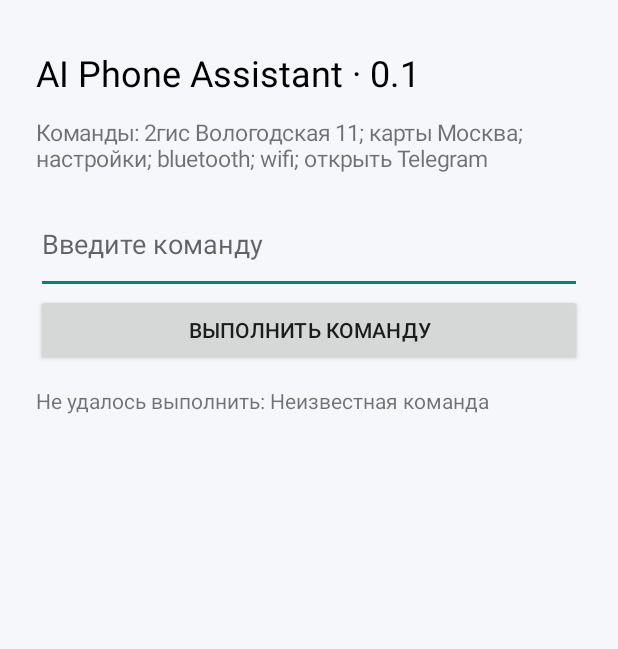
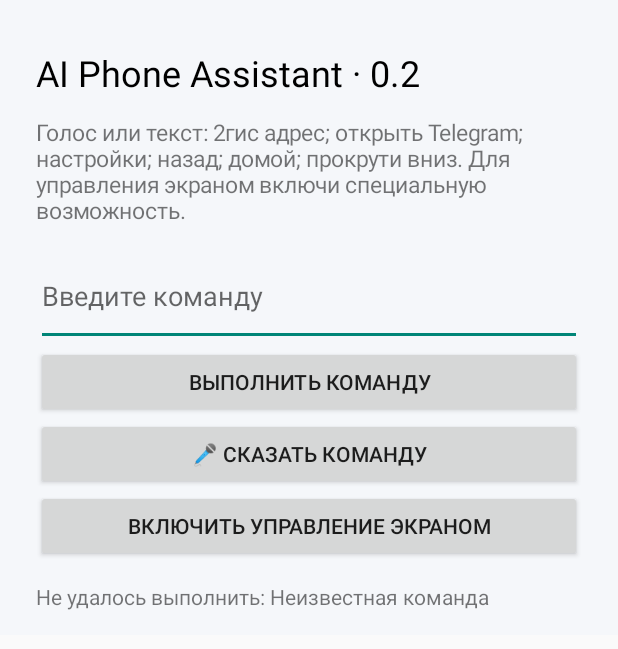
Before and after one commit to futsss47-oss/Android, an Android app: the screen it shows after launch (MainActivity), after a tap on "ВЫПОЛНИТЬ КОМАНДУ", on a phone screen of 412 x 824 dp. Shown: the top 649 px of the screen. Run offline under Robolectric (Android 15) with nearby library versions, the phone set to English and light mode, and no system bars; 1 statement that could not run was skipped.

Commit message:
Add voice input and opt-in accessibility controls

```diff
--- a/ai-phone-assistant/app/src/main/java/com/example/aiphoneassistant/MainActivity.kt
+++ b/ai-phone-assistant/app/src/main/java/com/example/aiphoneassistant/MainActivity.kt
@@ -1,40 +1,94 @@
 package com.example.aiphoneassistant
+
 import android.app.Activity
+import android.content.ActivityNotFoundException
 import android.content.Intent
 import android.net.Uri
 import android.os.Bundle
 import android.provider.Settings
 import android.graphics.Color
+import android.speech.RecognizerIntent
 import android.widget.*
+import java.util.Locale
 
 class MainActivity : Activity() {
+ private lateinit var command: EditText
+ private lateinit var result: TextView
+ private val speechRequest = 100
+
  override fun onCreate(savedInstanceState: Bundle?) {
   super.onCreate(savedInstanceState)
-  val root = LinearLayout(this).apply { orientation = LinearLayout.VERTICAL; setPadding(36,48,36,24); setBackgroundColor(Color.rgb(245,247,250)) }
-  val heading = TextView(this).apply { text = "AI Phone Assistant · 0.1"; textSize = 24f; setTextColor(Color.BLACK) }
-  val instructionsView = TextView(this).apply { text = "Команды: 2гис Вологодская 11; карты Москва; настройки; bluetooth; wifi; открыть Telegram"; textSize = 15f; setPadding(0,20,0,20) }
-  val command = EditText(this).apply { hint = "Введите команду"; setSingleLine(false); minLines = 2 }
-  val result = TextView(this).apply { text = "Команды выполняются только после нажатия кнопки."; setPadding(0,20,0,0) }
+  val root = LinearLayout(this).apply {
+   orientation = LinearLayout.VERTICAL
+   setPadding(36, 48, 36, 24)
+   setBackgroundColor(Color.rgb(245, 247, 250))
+  }
+  val heading = TextView(this).apply { text = "AI Phone Assistant · 0.2"; textSize = 24f; setTextColor(Color.BLACK) }
+  val instructions = TextView(this).apply {
+   text = "Голос или текст: 2гис адрес; открыть Telegram; настройки; назад; домой; прокрути вниз. Для управления экраном включи специальную возможность."
+   textSize = 15f; setPadding(0, 20, 0, 20)
+  }
+  command = EditText(this).apply { hint = "Введите команду"; minLines = 2 }
+  result = TextView(this).apply { text = "Команды выполняются только по вашему нажатию."; setPadding(0, 20, 0, 0) }
   val run = Button(this).apply { text = "Выполнить команду" }
-  root.addView(heading); root.addView(instructionsView); root.addView(command); root.addView(run); root.addView(result)
-  setContentView(root)
-  run.setOnClickListener { try { execute(command.text.toString()); result.text = "Команда отправлена в Android" } catch(e: Exception) { result.text = "Не удалось выполнить: ${e.message}" } }
+  val voice = Button(this).apply { text = "🎤 Сказать команду" }
+  val access = Button(this).apply { text = "Включить управление экраном" }
+  root.addView(heading); root.addView(instructions); root.addView(command)
+  root.addView(run); root.addView(voice); root.addView(access); root.addView(result)
+  setContentView(ScrollView(this).apply { addView(root) })
+  run.setOnClickListener { runCommand(command.text.toString()) }
+  voice.setOnClickListener {
+   try {
+    val intent = Intent(RecognizerIntent.ACTION_RECOGNIZE_SPEECH).apply {
+     putExtra(RecognizerIntent.EXTRA_LANGUAGE_MODEL, RecognizerIntent.LANGUAGE_MODEL_FREE_FORM)
+     putExtra(RecognizerIntent.EXTRA_LANGUAGE, "ru-RU")
+     putExtra(RecognizerIntent.EXTRA_PROMPT, "Скажите команду")
+    }
+    startActivityForResult(intent, speechRequest)
+   } catch (e: ActivityNotFoundException) { result.text = "На телефоне нет доступного сервиса распознавания речи." }
+  }
+  access.setOnClickListener { startActivity(Intent(Settings.ACTION_ACCESSIBILITY_SETTINGS)) }
  }
+
+ @Deprecated("Legacy speech recognition callback")
+ override fun onActivityResult(requestCode: Int, resultCode: Int, data: Intent?) {
+  super.onActivityResult(requestCode, resultCode, data)
+  if (requestCode == speechRequest && resultCode == RESULT_OK) {
+   val phrase = data?.getStringArrayListExtra(RecognizerIntent.EXTRA_RESULTS)?.firstOrNull() ?: return
+   command.setText(phrase)
+   runCommand(phrase)
+  }
+ }
+
+ private fun runCommand(raw: String) {
+  try { execute(raw); result.text = "Команда выполнена: $raw" }
+  catch (e: Exception) { result.text = "Не удалось выполнить: ${e.message}" }
+ }
+
  private fun execute(raw: String) {
-  val s = raw.trim().lowercase()
+  val s = raw.trim().lowercase(Locale.ROOT)
+  val service = PhoneAccessibilityService.instance
   when {
-   s.startsWith("2гис") || s.startsWith("2gis") -> openUrl("https://2gis.ru/ufa/search/" + Uri.encode(raw.substringAfter(' ', "Вологодская улица, 11, Уфа")))
-   s.startsWith("карты") || s.startsWith("maps") -> openUrl("https://www.google.com/maps/search/?api=1&query=" + Uri.encode(raw.substringAfter(' ', "Москва")))
+   s.startsWith("2гис") || s.startsWith("2gis") ->
+    openUrl("https://2gis.ru/ufa/search/" + Uri.encode(raw.substringAfter(' ', "Вологодская улица, 11, Уфа")))
+   s.startsWith("карты") || s.startsWith("maps") ->
+    openUrl("https://www.google.com/maps/search/?api=1&query=" + Uri.encode(raw.substringAfter(' ', "Москва")))
    s.contains("bluetooth") || s.contains("блютуз") -> startActivity(Intent(Settings.ACTION_BLUETOOTH_SETTINGS))
    s.contains("wifi") || s.contains("wi-fi") || s.contains("вайфай") -> startActivity(Intent(Settings.ACTION_WIFI_SETTINGS))
    s.contains("настройки") -> startActivity(Intent(Settings.ACTION_SETTINGS))
+   s == "назад" || s == "вернись назад" -> requireService(service).goBack()
+   s == "домой" || s == "на главный экран" -> requireService(service).goHome()
+   s == "прокрути вниз" || s == "листай вниз" -> requireService(service).scroll(true)
+   s == "прокрути вверх" || s == "листай вверх" -> requireService(service).scroll(false)
    s.startsWith("открыть ") -> {
-    val packages = mapOf("telegram" to "org.telegram.messenger", "телеграм" to "org.telegram.messenger", "2гис" to "ru.dublgis.dgismobile", "2gis" to "ru.dublgis.dgismobile", "youtube" to "com.google.android.youtube")
+    val packages = mapOf("telegram" to "org.telegram.messenger", "телеграм" to "org.telegram.messenger", "2гис" to "ru.dublgis.dgismobile", "2gis" to "ru.dublgis.dgismobile", "youtube" to "com.google.android.youtube", "ютуб" to "com.google.android.youtube")
     val pkg = packages[s.removePrefix("открыть ").trim()] ?: throw IllegalArgumentException("Приложение пока не поддерживается")
     startActivity(packageManager.getLaunchIntentForPackage(pkg) ?: throw IllegalArgumentException("Приложение не установлено или недоступно"))
    }
    else -> throw IllegalArgumentException("Неизвестная команда")
   }
  }
+ private fun requireService(service: PhoneAccessibilityService?): PhoneAccessibilityService =
+  service ?: throw IllegalStateException("Сначала включите AI Phone Assistant в настройках специальных возможностей")
  private fun openUrl(url: String) { startActivity(Intent(Intent.ACTION_VIEW, Uri.parse(url))) }
 }
```
